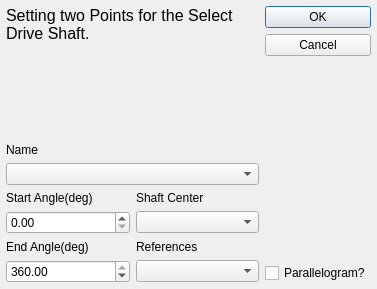
Before: the Qt Designer form core/simulate/edit_shaft.ui in KmolYuan/Pyslvs-UI, drawn with Qt 5.
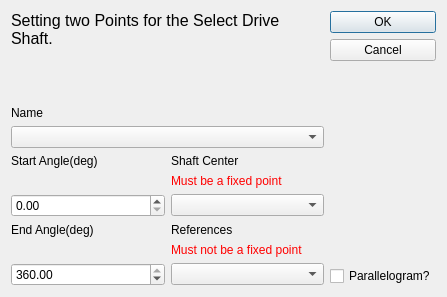
After: the same form once the commit is applied. Icons and pictures are not drawn.

Patch:
```diff
--- a/core/simulate/edit_shaft.ui
+++ b/core/simulate/edit_shaft.ui
@@ -6,20 +6,20 @@
    <rect>
     <x>0</x>
     <y>0</y>
-    <width>377</width>
-    <height>289</height>
+    <width>447</width>
+    <height>297</height>
    </rect>
   </property>
   <property name="minimumSize">
    <size>
-    <width>377</width>
-    <height>289</height>
+    <width>447</width>
+    <height>297</height>
    </size>
   </property>
   <property name="maximumSize">
    <size>
-    <width>377</width>
-    <height>289</height>
+    <width>447</width>
+    <height>297</height>
    </size>
   </property>
   <property name="windowTitle">
@@ -36,25 +36,16 @@
    <bool>true</bool>
   </property>
   <layout class="QHBoxLayout" name="horizontalLayout">
-   <property name="spacing">
-    <number>6</number>
-   </property>
-   <property name="leftMargin">
-    <number>6</number>
-   </property>
-   <property name="topMargin">
-    <number>6</number>
-   </property>
-   <property name="rightMargin">
-    <number>6</number>
-   </property>
-   <property name="bottomMargin">
-    <number>6</number>
-   </property>
    <item>
     <layout class="QVBoxLayout" name="verticalLayout">
      <item>
       <widget class="QLabel" name="label_3">
+       <property name="sizePolicy">
+        <sizepolicy hsizetype="Preferred" vsizetype="Expanding">
+         <horstretch>0</horstretch>
+         <verstretch>0</verstretch>
+        </sizepolicy>
+       </property>
        <property name="text">
         <string>&lt;html&gt;&lt;head/&gt;&lt;body&gt;&lt;p&gt;&lt;span style=&quot; font-size:12pt;&quot;&gt;Setting two Points for the Select Drive Shaft.&lt;/span&gt;&lt;/p&gt;&lt;/body&gt;&lt;/html&gt;</string>
        </property>
@@ -69,19 +60,6 @@
        </property>
       </widget>
      </item>
-     <item>
-      <spacer name="verticalSpacer">
-       <property name="orientation">
-        <enum>Qt::Vertical</enum>
-       </property>
-       <property name="sizeHint" stdset="0">
-        <size>
-         <width>20</width>
-         <height>40</height>
-        </size>
-       </property>
-      </spacer>
-     </item>
      <item>
       <widget class="QLabel" name="label_5">
        <property name="sizePolicy">
@@ -107,14 +85,14 @@
      </item>
      <item>
       <layout class="QGridLayout" name="gridLayout">
-       <item row="2" column="0">
+       <item row="3" column="0">
         <widget class="QLabel" name="label_6">
          <property name="text">
           <string>&lt;html&gt;&lt;head/&gt;&lt;body&gt;&lt;p&gt;End Angle(deg)&lt;/p&gt;&lt;/body&gt;&lt;/html&gt;</string>
          </property>
         </widget>
        </item>
-       <item row="1" column="0">
+       <item row="2" column="0">
         <widget class="QDoubleSpinBox" name="Start_Angle">
          <property name="suffix">
           <string/>
@@ -137,7 +115,7 @@
          </property>
         </widget>
        </item>
-       <item row="3" column="0">
+       <item row="5" column="0">
         <widget class="QDoubleSpinBox" name="End_Angle">
          <property name="suffix">
           <string/>
@@ -160,27 +138,41 @@
          </property>
         </widget>
        </item>
-       <item row="1" column="1">
-        <widget class="QComboBox" name="Shaft_Center">
-         <property name="whatsThis">
-          <string>Start point for next link.</string>
-         </property>
-        </widget>
-       </item>
        <item row="2" column="1">
+        <widget class="QComboBox" name="Center">
+         <property name="whatsThis">
+          <string>Start point for next link.</string>
+         </property>
+        </widget>
+       </item>
+       <item row="3" column="1">
         <widget class="QLabel" name="label_2">
          <property name="text">
           <string>References</string>
          </property>
         </widget>
        </item>
-       <item row="3" column="1">
+       <item row="5" column="1">
         <widget class="QComboBox" name="References">
          <property name="whatsThis">
           <string>End point for next link.</string>
          </property>
         </widget>
        </item>
+       <item row="1" column="1">
+        <widget class="QLabel" name="label_7">
+         <property name="text">
+          <string>&lt;html&gt;&lt;head/&gt;&lt;body&gt;&lt;p&gt;&lt;span style=&quot; color:#ff0000;&quot;&gt;Must be a fixed point&lt;/span&gt;&lt;/p&gt;&lt;/body&gt;&lt;/html&gt;</string>
+         </property>
+        </widget>
+       </item>
+       <item row="4" column="1">
+        <widget class="QLabel" name="label_8">
+         <property name="text">
+          <string>&lt;html&gt;&lt;head/&gt;&lt;body&gt;&lt;p&gt;&lt;span style=&quot; color:#ff0000;&quot;&gt;Must not be a fixed point&lt;/span&gt;&lt;/p&gt;&lt;/body&gt;&lt;/html&gt;</string>
+         </property>
+        </widget>
+       </item>
       </layout>
      </item>
     </layout>
```
